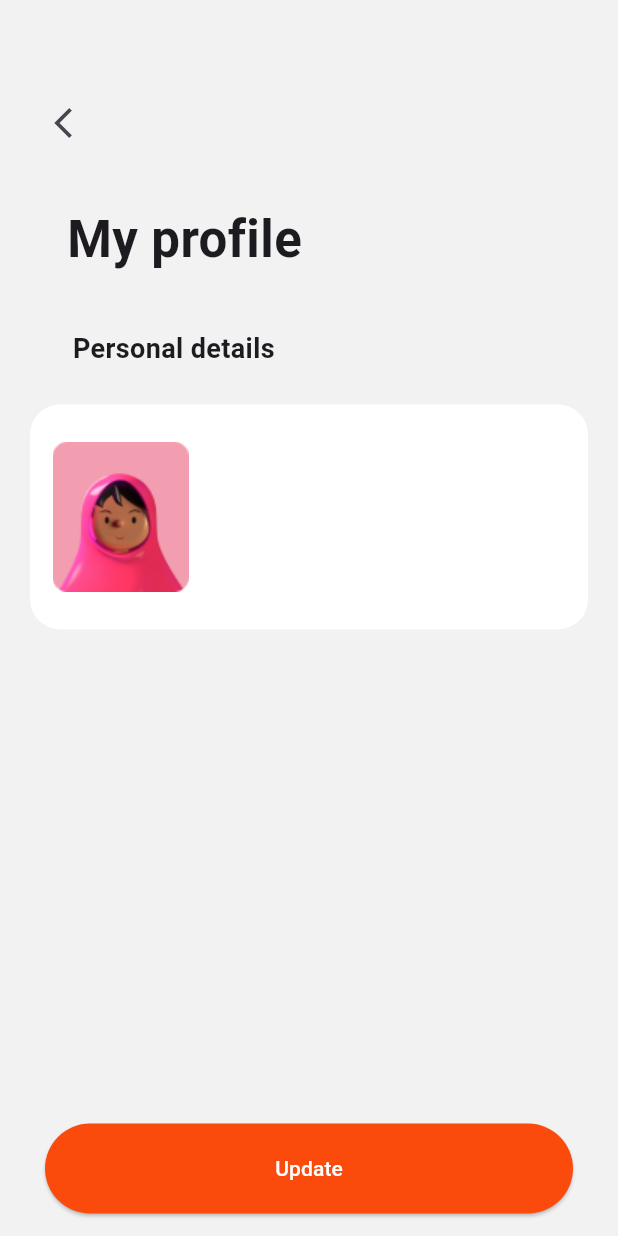
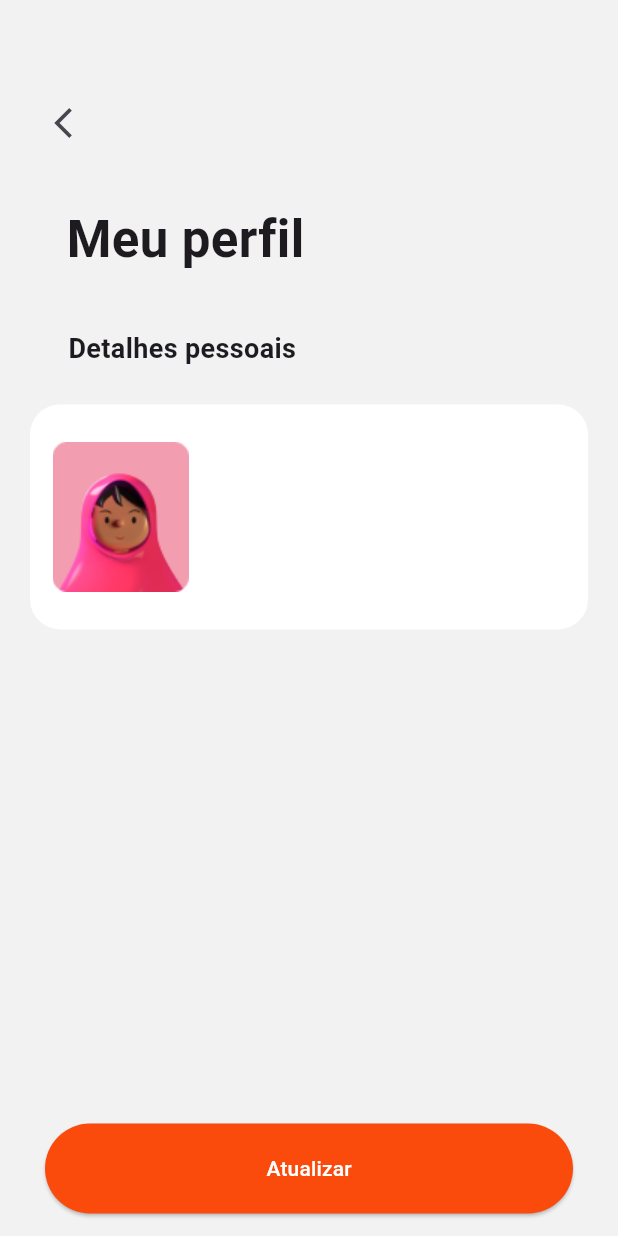
Before and after one commit to ArtthSilva/food_delivery, a Flutter app: the ProfilePage screen opened directly, on a phone screen of 412 x 824 dp. Run offline on Flutter 3.47's test engine with Material 3 defaults, Android fonts, the phone set to English and light mode, and no system bars; our stand-ins replace dash_chat_2, firebase_auth, firebase_core, flutter_modular, flutter_zoom_drawer, google_fonts and 2 more; accounts and stored records are empty; generated files the repository leaves out were written again; network calls fail.

```diff
--- a/lib/src/modules/home/ui/widgets/drawer.dart
+++ b/lib/src/modules/home/ui/widgets/drawer.dart
@@ -68,7 +68,7 @@ class _MenuScreenState extends State<MenuScreen> {
           color: Colors.white,
         ),
         title: const Text(
-          'Profile',
+          'Perfil',
           style: TextStyle(color: Colors.white),
         ),
         onSelected: () => Modular.to.navigate('/profile/')),
--- a/lib/src/modules/profile/ui/pages/profile_page.dart
+++ b/lib/src/modules/profile/ui/pages/profile_page.dart
@@ -27,7 +27,7 @@ class _ProfilePageState extends State<ProfilePage> {
           Align(
             alignment: const Alignment(-0.65, -0.65),
             child: Text(
-              'My profile',
+              'Meu perfil',
               style: GoogleFonts.balooTamma2(
                 fontWeight: FontWeight.w700,
                 fontSize: 34,
@@ -37,7 +37,7 @@ class _ProfilePageState extends State<ProfilePage> {
           Align(
             alignment: const Alignment(-0.65, -0.45),
             child: Text(
-              'Personal details',
+              'Detalhes pessoais',
               style: GoogleFonts.balooTamma2(
                 fontWeight: FontWeight.w700,
                 fontSize: 18,
@@ -56,7 +56,7 @@ class _ProfilePageState extends State<ProfilePage> {
                         backgroundColor: const Color.fromRGBO(250, 74, 12, 1)),
                     onPressed:()=> Modular.to.navigate('/profile/update/'),
                     child: const Text(
-                      'Update',
+                      'Atualizar',
                       style: TextStyle(color: Colors.white),
                     ))),
           )
--- a/pubspec.yaml
+++ b/pubspec.yaml
@@ -44,6 +44,7 @@ dependencies:
   dash_chat_2: ^0.0.19
   http: ^1.2.0
   shared_preferences: ^2.2.2
+  page_transition: ^2.1.0
 
 dev_dependencies:
   flutter_test:
```
Also changed, not shown: lib/src/modules/home/ui/pages/home_page.dart (+40 -25 lines), lib/src/modules/home/ui/widgets/navigator_pages.dart (+6 -10 lines), pubspec.lock.
